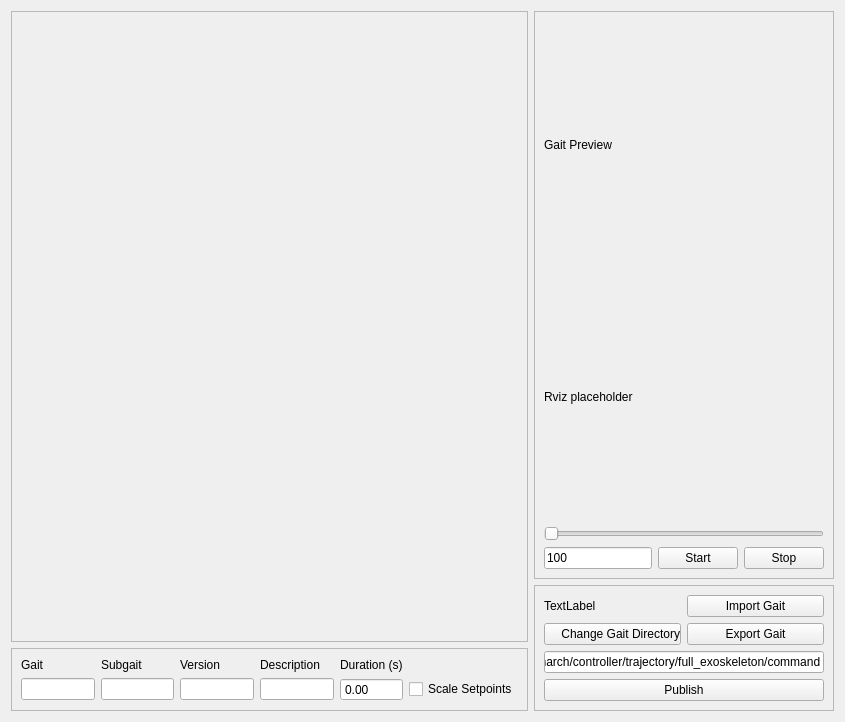
First picture: the form in march_rqt_gait_generator/resource/gait_generator.ui, repository project-march/ProjectMarch, before the edit.
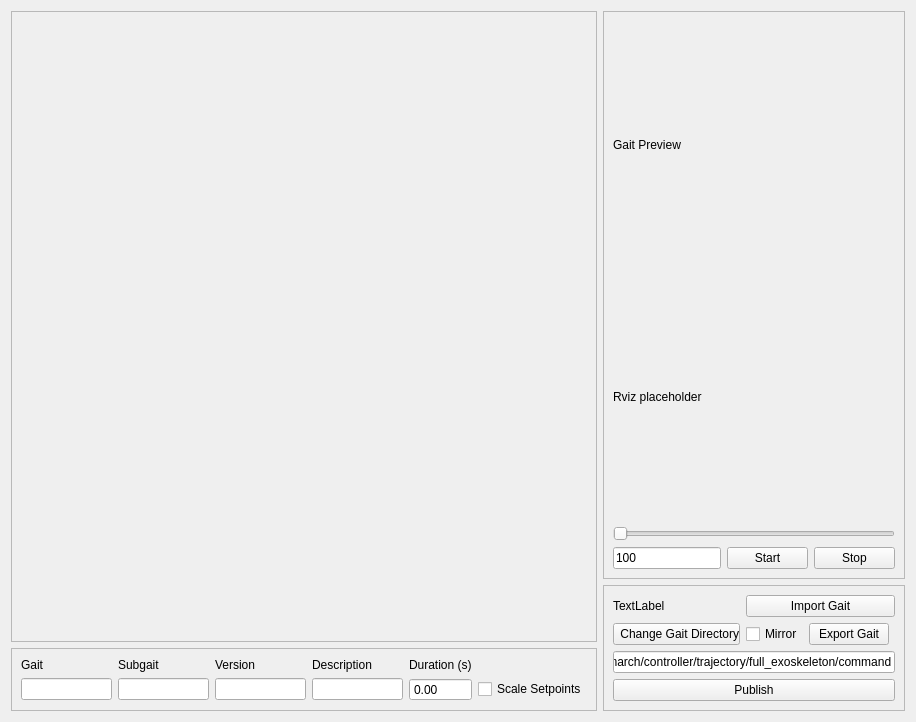
Second picture: the form after the edit.

Commit message: Add mirror functionality to gait

```diff
--- a/march_rqt_gait_generator/resource/gait_generator.ui
+++ b/march_rqt_gait_generator/resource/gait_generator.ui
@@ -6,7 +6,7 @@
    <rect>
     <x>0</x>
     <y>0</y>
-    <width>845</width>
+    <width>916</width>
     <height>722</height>
    </rect>
   </property>
@@ -206,34 +206,6 @@
         </property>
        </widget>
       </item>
-      <item row="0" column="1">
-       <widget class="QPushButton" name="Import">
-        <property name="text">
-         <string>Import Gait</string>
-        </property>
-       </widget>
-      </item>
-      <item row="1" column="1">
-       <widget class="QPushButton" name="Export">
-        <property name="text">
-         <string>Export Gait</string>
-        </property>
-       </widget>
-      </item>
-      <item row="3" column="0" colspan="2">
-       <widget class="QLineEdit" name="TopicName">
-        <property name="text">
-         <string>/march/controller/trajectory/full_exoskeleton/command</string>
-        </property>
-       </widget>
-      </item>
-      <item row="4" column="0" colspan="2">
-       <widget class="QPushButton" name="Publish">
-        <property name="text">
-         <string>Publish</string>
-        </property>
-       </widget>
-      </item>
       <item row="1" column="0">
        <widget class="QPushButton" name="ChangeGaitDirectory">
         <property name="sizePolicy">
@@ -261,6 +233,41 @@
         </property>
        </widget>
       </item>
+      <item row="1" column="2">
+       <widget class="QPushButton" name="Export">
+        <property name="text">
+         <string>Export Gait</string>
+        </property>
+       </widget>
+      </item>
+      <item row="3" column="0" colspan="4">
+       <widget class="QLineEdit" name="TopicName">
+        <property name="text">
+         <string>/march/controller/trajectory/full_exoskeleton/command</string>
+        </property>
+       </widget>
+      </item>
+      <item row="4" column="0" colspan="4">
+       <widget class="QPushButton" name="Publish">
+        <property name="text">
+         <string>Publish</string>
+        </property>
+       </widget>
+      </item>
+      <item row="1" column="1">
+       <widget class="QCheckBox" name="Mirror">
+        <property name="text">
+         <string>Mirror</string>
+        </property>
+       </widget>
+      </item>
+      <item row="0" column="1" colspan="3">
+       <widget class="QPushButton" name="Import">
+        <property name="text">
+         <string>Import Gait</string>
+        </property>
+       </widget>
+      </item>
      </layout>
     </widget>
    </item>
```
The commit also changes 2 other files.
